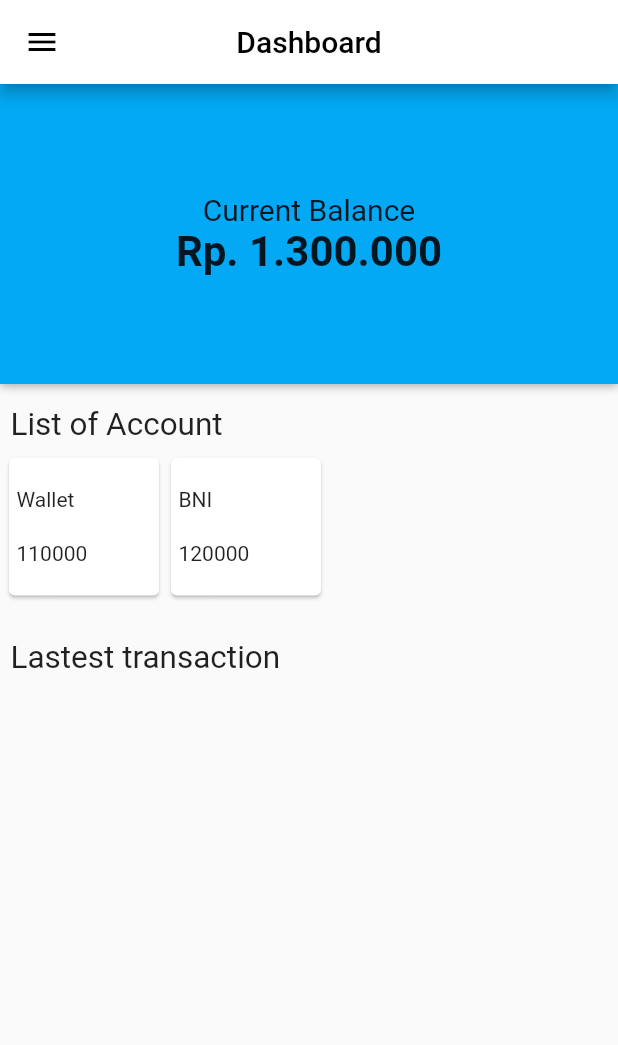
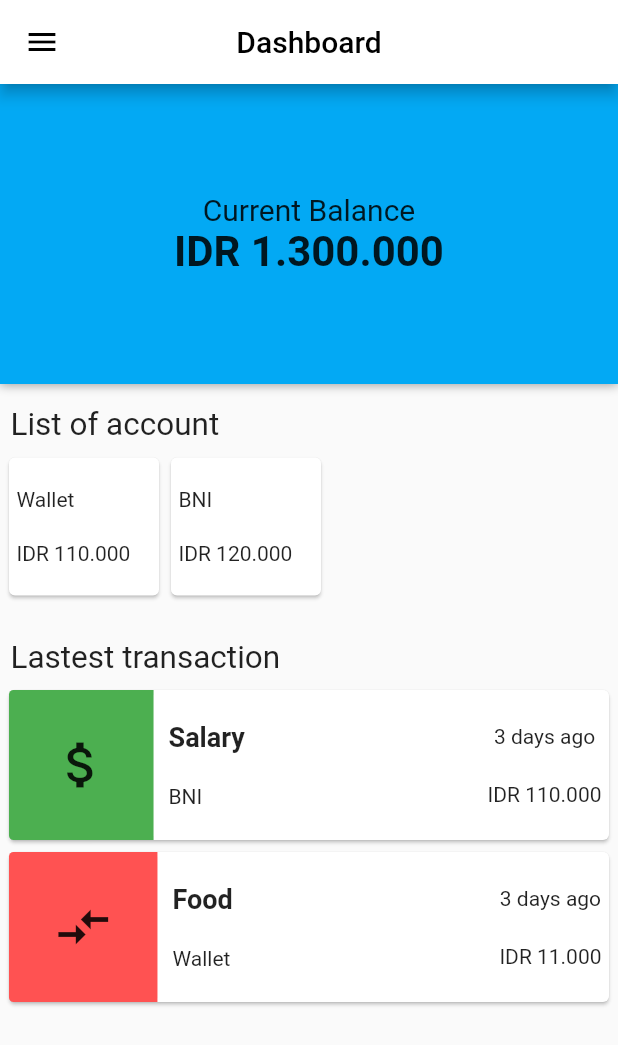
Before and after one commit to alaraiabdiallah/simple-finance-app, a Flutter app: the screen it shows after launch, on a phone screen of 412 x 824 dp. Shown: the top 1045 px of the screen. Run offline on Flutter 3.47's test engine with Material 2 defaults, Android fonts, the phone set to English and light mode, and no system bars; our stand-ins replace flutter_money_formatter.

Commit message:
Lastest transaction

```diff
--- a/lib/data/dummy.dart
+++ b/lib/data/dummy.dart
@@ -1,6 +1,12 @@
 import "package:finance/models/account.dart";
+import "package:finance/models/transaction.dart";
 
 List<Account> accounts = [
   Account(id:1,name:"Wallet",amount: 110000),
   Account(id:2,name:"BNI",amount: 120000),
 ];
+
+List<Transaction> trxs = [
+  Transaction(id:1,name:"Salary", type: "Income",amount: 110000, accountName: "BNI"),
+  Transaction(id:2,name:"Food", type: "Outcome",amount: 11000, accountName: "Wallet"),
+];
--- /dev/null
+++ b/lib/helpers/moneyformat.dart
@@ -0,0 +1,14 @@
+import 'package:flutter_money_formatter/flutter_money_formatter.dart';
+moneyFormat(double amount){
+  FlutterMoneyFormatter fmf = new FlutterMoneyFormatter(
+      amount: amount,
+      settings: MoneyFormatterSettings(
+          symbol: 'IDR',
+          thousandSeparator: '.',
+          decimalSeparator: ',',
+          symbolAndNumberSeparator: ' ',
+          fractionDigits: 2
+      )
+  );
+  return "IDR "+fmf.output.withoutFractionDigits.toString();
+}
--- a/lib/main.dart
+++ b/lib/main.dart
@@ -1,6 +1,5 @@
 import 'package:flutter/material.dart';
-import 'data/dummy.dart';
-import 'models/account.dart';
+import 'screens/home.dart';
 
 
 void main() => runApp(MyApp());
@@ -19,168 +18,3 @@ class MyApp extends StatelessWidget {
     );
   }
 }
-
-class MyHomePage extends StatefulWidget {
-  MyHomePage({Key key, this.title}) : super(key: key);
-
-  final String title;
-
-  @override
-  _MyHomePageState createState() => _MyHomePageState();
-}
-
-class _MyHomePageState extends State<MyHomePage> {
-  @override
-  Widget build(BuildContext context) {
-    return Scaffold(
-      appBar: AppBar(
-        centerTitle: true,
-        backgroundColor: Colors.white,
-        title: Text(widget.title, style: TextStyle(color: Colors.black)),
-        leading: _appBarLeading(),
-      ),
-      body: Container(
-        child: ListView(
-          children: <Widget>[
-            BalanceContainer(balance: "1.300.000"),
-            AccountList(accounts:accounts),
-            LastTransaction()
-          ],
-        ),
-      ),
-    );
-  }
-
-
-  Widget _appBarLeading(){
-    return IconButton(
-          color: Colors.black,
-          icon: Icon(Icons.menu),
-          onPressed: () {
-            print("menu pressed");
-          },
-    );
-  }
-
-}
-
-class LastTransaction extends StatelessWidget {
-  @override
-  Widget build(BuildContext context) {
-    return Container(
-      padding: const EdgeInsets.fromLTRB(2, 10, 2, 10),
-      child: Column(
-        crossAxisAlignment: CrossAxisAlignment.start,
-        children: <Widget> [
-          Padding(
-            padding: EdgeInsets.all(5),
-            child: Text("Lastest transaction", style: TextStyle(fontSize: 21)),
-          ),
-        ],
-      ),
-    );
-  }
-
-}
-
-class AccountList extends StatelessWidget {
-
-  AccountList({List<Account> accounts});
-
-  @override
-  Widget build(BuildContext context) {
-    return Container(
-      padding: const EdgeInsets.fromLTRB(2, 10, 2, 10),
-      child: Column(
-        crossAxisAlignment: CrossAxisAlignment.start,
-        children: <Widget>[
-          Padding(
-            padding: EdgeInsets.all(5),
-            child: Text("List of Account", style: TextStyle(fontSize: 21)),
-          ),
-          Container(
-            height: 100,
-            child: ListView.builder(
-              scrollDirection: Axis.horizontal,
-              itemCount: accounts.length,
-              itemBuilder: (ctx,pos){
-                return _accountItem(accounts[pos]);
-              },
-            )
-          )
-        ],
-      ),
-    );
-  }
-
-  Widget _accountItem(Account account){
-    BoxConstraints constraints = BoxConstraints(
-      maxWidth: 100,
-      maxHeight: 100
-    );
-
-    return Card(
-        child: new InkWell(
-          onTap: (){
-            print("Tapped");
-          },
-          child: Container(
-            padding: EdgeInsets.fromLTRB(5,10,5,10),
-            constraints: constraints,
-            width: 100,
-            height: 100,
-            child: Column(
-              crossAxisAlignment: CrossAxisAlignment.start,
-              mainAxisAlignment: MainAxisAlignment.spaceAround,
-              children: <Widget>[
-                Text(account.name),
-                Text(account.amount.toString()),
-              ],
-            ),
-          ),
-        )
-    );
-  }
-
-}
-
-class BalanceContainer extends StatelessWidget {
-  BalanceContainer({Key key, this.balance}) : super(key: key);
-
-  final String balance;
-
-  BoxConstraints constraints = BoxConstraints(
-    minHeight: 150,
-    maxHeight: 200
-  );
-
-  BoxDecoration boxDecor = BoxDecoration(
-    color: Colors.lightBlue,
-    boxShadow: [
-      new BoxShadow(
-        color: Colors.grey,
-        blurRadius: 5,
-        offset: new Offset(0, 1)
-      ),
-    ]
-  );
-
-  Column content(){
-    return Column(
-      mainAxisAlignment: MainAxisAlignment.center,
-      children: <Widget>[
-        Text("Current Balance", style: TextStyle(fontSize: 20, fontWeight: FontWeight.w400)),
-        Text("Rp. ${balance}", style: TextStyle(fontSize: 28, fontWeight: FontWeight.bold)),
-      ],
-    );
-  }
-
-  @override
-  Widget build(BuildContext context) {
-    return Container(
-      constraints: constraints,
-      decoration: boxDecor,
-      child: content(),
-    );
-  }
-}
--- a/lib/models/account.dart
+++ b/lib/models/account.dart
@@ -3,5 +3,5 @@ class Account {
 
     int id;
     String name;
-    int amount;
+    double amount;
 }
--- /dev/null
+++ b/lib/models/transaction.dart
@@ -0,0 +1,9 @@
+class Transaction {
+    Transaction({ this.id, this.name, this.type, this.amount, this.accountName });
+
+    int id;
+    String name;
+    String type;
+    String accountName;
+    double amount;
+}
--- /dev/null
+++ b/lib/screens/home.dart
@@ -0,0 +1,263 @@
+import 'package:flutter/material.dart';
+
+import 'package:finance/data/dummy.dart';
+import 'package:finance/models/account.dart';
+import 'package:finance/models/transaction.dart';
+import 'package:finance/helpers/moneyformat.dart';
+
+class MyHomePage extends StatefulWidget {
+  MyHomePage({Key key, this.title}) : super(key: key);
+
+  final String title;
+
+  @override
+  _MyHomePageState createState() => _MyHomePageState();
+}
+
+class _MyHomePageState extends State<MyHomePage> {
+  @override
+  Widget build(BuildContext context) {
+    return Scaffold(
+      appBar: AppBar(
+        centerTitle: true,
+        backgroundColor: Colors.white,
+        title: Text(widget.title, style: TextStyle(color: Colors.black)),
+        leading: _appBarLeading(),
+      ),
+      body: Container(
+        child: ListView(
+          children: <Widget>[
+            BalanceContainer(balance: 1300000),
+            AccountList(accounts:accounts),
+            LastTransaction()
+          ],
+        ),
+      ),
+    );
+  }
+
+
+  Widget _appBarLeading(){
+    return IconButton(
+          color: Colors.black,
+          icon: Icon(Icons.menu),
+          onPressed: () {
+            print("menu pressed");
+          },
+    );
+  }
+
+}
+
+class LastTransaction extends StatelessWidget {
+  @override
+  Widget build(BuildContext context) {
+    return Container(
+      padding: const EdgeInsets.fromLTRB(2, 10, 2, 10),
+      child: Column(
+        crossAxisAlignment: CrossAxisAlignment.start,
+        children: <Widget> [
+          Padding(
+            padding: EdgeInsets.all(5),
+            child: Text("Lastest transaction", style: TextStyle(fontSize: 21)),
+          ),
+          _listOfTransaction()
+        ],
+      ),
+    );
+  }
+
+  Widget _listOfTransaction(){
+    return Container(
+      height: 250,
+      child: ListView.builder(
+        itemCount: trxs.length,
+        itemBuilder: (ctx, pos){
+          return trxItem(trxs[pos]);
+        },
+      ),
+    );
+  }
+
+  Widget trxItem(Transaction trx){
+    return Card(
+        child: new InkWell(
+          onTap: (){
+            print("Tapped");
+          },
+          child: Container(
+            width: double.infinity,
+            height: 100,
+            child: Row(
+              children: <Widget>[
+                Expanded(flex: 1,child: trxType(trx)),
+                Expanded(
+                  flex: 2,
+                  child: trxText(trx),
+                ),
+                trxDet(trx)
+              ],
+            )
+          ),
+        )
+    );
+  }
+
+  Widget trxDet(Transaction trx){
+    return Padding(
+      padding: EdgeInsets.only(
+        right: 5
+      ),
+      child: Column(
+        mainAxisAlignment: MainAxisAlignment.spaceEvenly,
+        children: <Widget>[
+          Text("3 days ago"),
+          Text(moneyFormat(trx.amount))
+        ],
+      )
+    );
+  }
+
+  Widget trxType(Transaction trx){
+    Color color;
+    IconData icon;
+    if(trx.type == "Income"){
+      color = Colors.green;
+      icon  = Icons.attach_money;
+    }else{
+      color = Colors.redAccent;
+      icon  = Icons.compare_arrows;
+    }
+    return Container(
+      margin: EdgeInsets.only(
+        right: 10
+      ),
+      decoration: new BoxDecoration(
+        color: color,
+        borderRadius: BorderRadius.only(
+          topLeft: Radius.circular(3),
+          bottomLeft: Radius.circular(3)
+        )
+      ),
+      height: double.infinity,
+      child: Icon(icon,size: 40),
+    );
+  }
+
+  Widget trxText(Transaction trx){
+    return Column(
+      crossAxisAlignment: CrossAxisAlignment.start,
+      mainAxisAlignment: MainAxisAlignment.spaceEvenly,
+      children: <Widget>[
+        Text(trx.name, style: TextStyle(
+          fontSize: 18,
+          fontWeight: FontWeight.bold
+        )),
+        Text(trx.accountName),
+      ],
+    );
+  }
+
+}
+
+class AccountList extends StatelessWidget {
+
+  AccountList({List<Account> accounts});
+
+  @override
+  Widget build(BuildContext context) {
+    return Container(
+      padding: const EdgeInsets.fromLTRB(2, 10, 2, 10),
+      child: Column(
+        crossAxisAlignment: CrossAxisAlignment.start,
+        children: <Widget>[
+          Padding(
+            padding: EdgeInsets.all(5),
+            child: Text("List of account", style: TextStyle(fontSize: 21)),
+          ),
+          Container(
+            height: 100,
+            child: ListView.builder(
+              scrollDirection: Axis.horizontal,
+              itemCount: accounts.length,
+              itemBuilder: (ctx,pos){
+                return _accountItem(accounts[pos]);
+              },
+            )
+          )
+        ],
+      ),
+    );
+  }
+
+  Widget _accountItem(Account account){
+    BoxConstraints constraints = BoxConstraints(
+      maxWidth: 100,
+      maxHeight: 100
+    );
+
+    return Card(
+        child: new InkWell(
+          onTap: (){
+            print("Tapped");
+          },
+          child: Container(
+            padding: EdgeInsets.fromLTRB(5,10,5,10),
+            constraints: constraints,
+            width: 100,
+            height: 100,
+            child: Column(
+              crossAxisAlignment: CrossAxisAlignment.start,
+              mainAxisAlignment: MainAxisAlignment.spaceAround,
+              children: <Widget>[
+                Text(account.name),
+                Text(moneyFormat(account.amount)),
+              ],
+            ),
+          ),
+        )
+    );
+  }
+
+}
+
+class BalanceContainer extends StatelessWidget {
+  BalanceContainer({Key key, this.balance}) : super(key: key);
+
+  final double balance;
+
+  BoxConstraints constraints = BoxConstraints(
+    minHeight: 150,
+    maxHeight: 200
+  );
+
+  BoxDecoration boxDecor = BoxDecoration(
+    color: Colors.lightBlue,
+    boxShadow: [
+      new BoxShadow(
+        color: Colors.grey,
+        blurRadius: 5,
+        offset: new Offset(0, 1)
+      ),
+    ]
+  );
+
+  Column content(){
+    return Column(
+      mainAxisAlignment: MainAxisAlignment.center,
+      children: <Widget>[
+        Text("Current Balance", style: TextStyle(fontSize: 20, fontWeight: FontWeight.w400)),
+        Text(moneyFormat(balance), style: TextStyle(fontSize: 28, fontWeight: FontWeight.bold)),
+      ],
+    );
+  }
+
+  @override
+  Widget build(BuildContext context) {
+    return Container(
+      constraints: constraints,
+      decoration: boxDecor,
+      child: content(),
+    );
+  }
+}
--- a/pubspec.yaml
+++ b/pubspec.yaml
@@ -23,6 +23,7 @@ dependencies:
   # The following adds the Cupertino Icons font to your application.
   # Use with the CupertinoIcons class for iOS style icons.
   cupertino_icons: ^0.1.2
+  flutter_money_formatter: ^0.8.0
 
 dev_dependencies:
   flutter_test:
```
Also changed, not shown: pubspec.lock.
